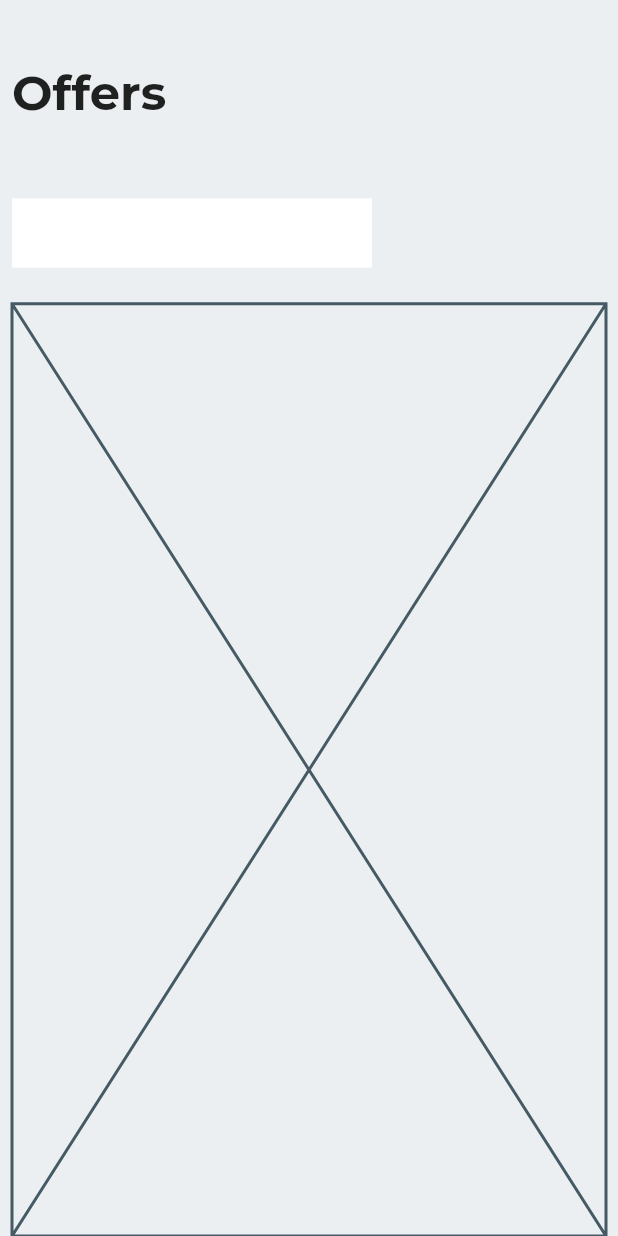
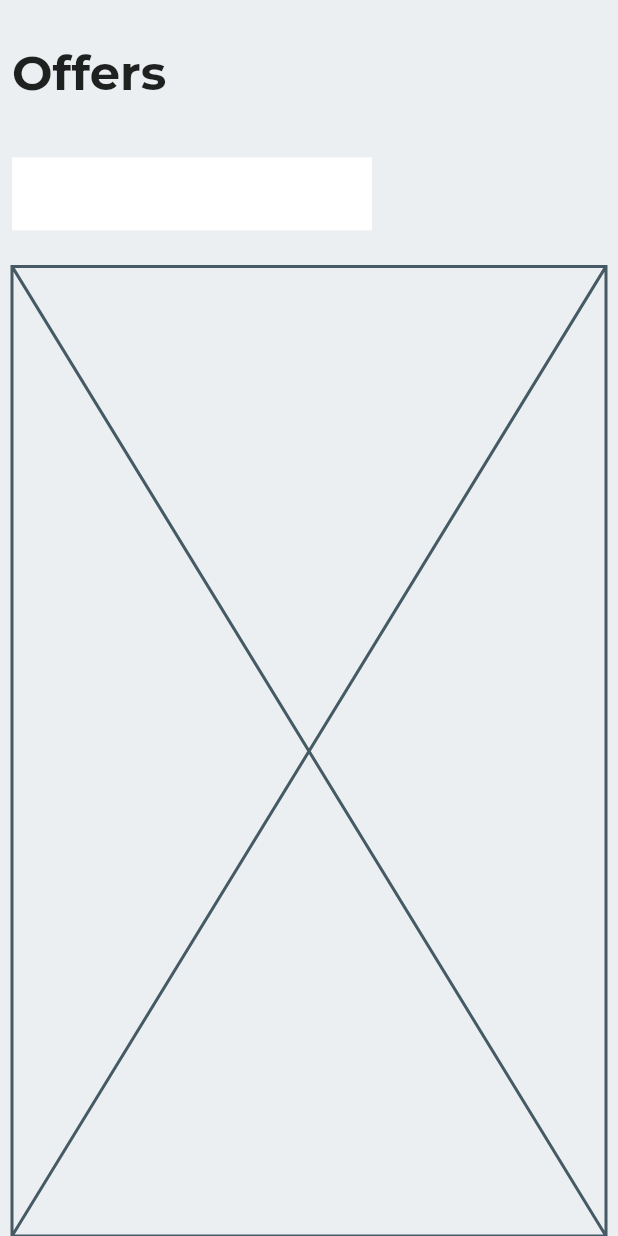
Before and after one commit to JAICHANGPARK/flutter_notebook_11th_story, a Flutter app: the screen it shows after launch, on a phone screen of 412 x 824 dp. Run offline on Flutter 3.47's test engine with Material 2 defaults, Android fonts, the phone set to English and light mode, and no system bars; our stand-ins replace backdrop, badges, flutter_inner_drawer, flutter_slidable, flutter_swiper, google_fonts.

Commit message:
Update offers_home_page.dart

```diff
--- a/lib/ep741_offers_app/ui/offers_home_page.dart
+++ b/lib/ep741_offers_app/ui/offers_home_page.dart
@@ -18,7 +18,7 @@ class _OffersHomePageState extends State<OffersHomePage> {
             crossAxisAlignment: CrossAxisAlignment.start,
             children: [
               Expanded(
-                  flex: 2,
+                  flex: 3,
                   child: Align(
                     alignment: Alignment.centerLeft,
                     child: Text(
@@ -28,7 +28,7 @@ class _OffersHomePageState extends State<OffersHomePage> {
                   )),
 
               Expanded(
-                  flex: 1,
+                  flex: 2,
                   child: Row(
                     children: [
                       Container(
@@ -40,7 +40,7 @@ class _OffersHomePageState extends State<OffersHomePage> {
                       )
                     ],
                   )),SizedBox(height: 16),
-              Expanded(flex: 10, child: Placeholder()),
+              Expanded(flex: 20, child: Placeholder()),
             ],
           ),
         ),
```
